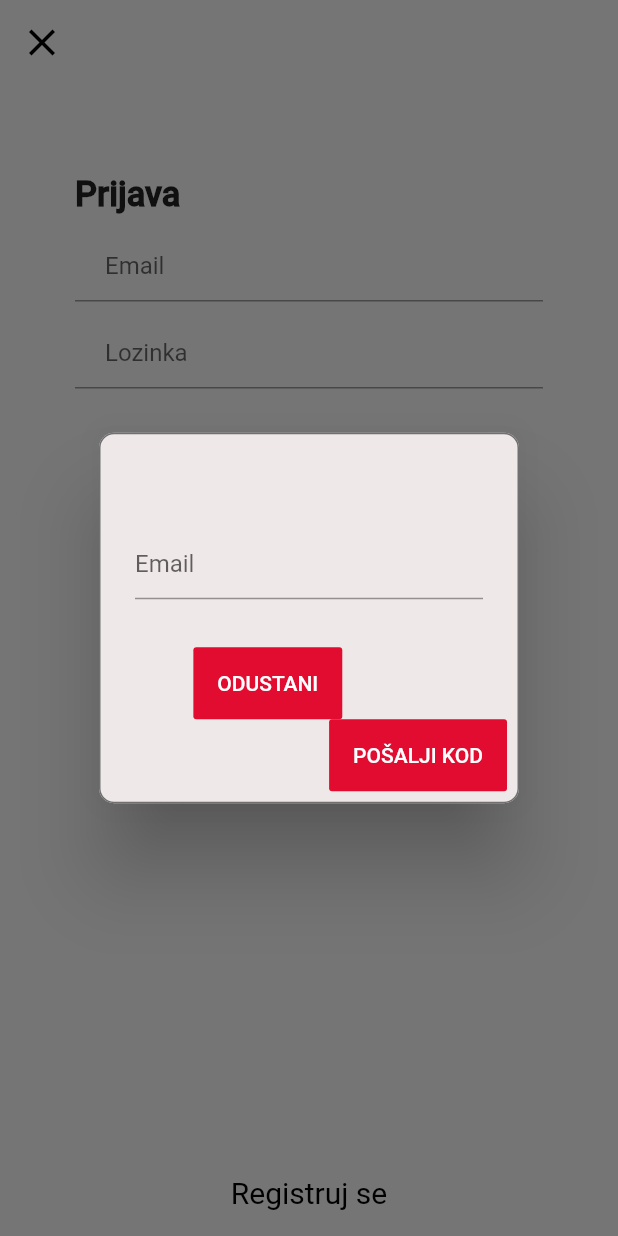
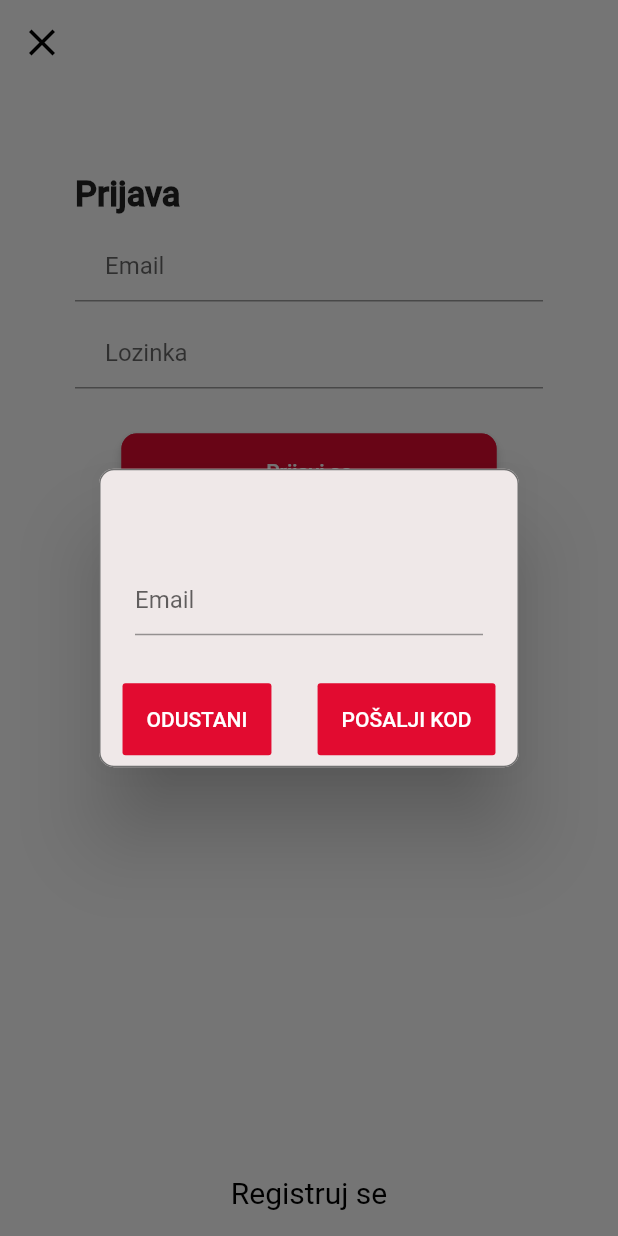
Before and after one commit to iva1j/Oglasnik, a Flutter app: the RegisterPage screen opened by its route, after a tap on "Prijavi se", after a tap on "Zaboravili ste lozinku?", on a phone screen of 412 x 824 dp. Run offline on Flutter 3.47's test engine with Material 2 defaults, Android fonts, the phone set to English and light mode, and no system bars; our stand-ins replace cloud_firestore, firebase_auth, random_string; missing offline and left inert: fab_circular_menu, mailgun; accounts and stored records are empty.

Commit message:
AlertDialog refactored - text and colors

```diff
--- a/lib/main.dart
+++ b/lib/main.dart
@@ -31,7 +31,7 @@ class MyApp extends StatelessWidget {
         debugShowCheckedModeBanner: false,
         title: 'Flutter Demo',
         theme: buildThemeData(),
-        home: AnonymouseHome(),
+        home: SigninPage(),
         routes: {
           "/back": (_) => AnonymouseHome(),
           "/homeregister": (_) => RegisteredHome(),
--- /dev/null
+++ b/lib/view/SignInPage/widgets/alertDialogButtons.dart
@@ -0,0 +1,57 @@
+import 'package:Oglasnik/view/PasswordChange/pages/passwordChange.dart';
+import 'package:Oglasnik/view/SignInPage/widgets/alertdialog.dart';
+import 'package:Oglasnik/viewModel/authViewModel.dart';
+import 'package:flutter/material.dart';
+
+class AlertDialogButtons extends StatelessWidget {
+  const AlertDialogButtons({
+    Key key,
+  }) : super(key: key);
+
+  @override
+  Widget build(BuildContext context) {
+    return Row(mainAxisAlignment: MainAxisAlignment.spaceAround,
+        //crossAxisAlignment: CrossAxisAlignment.start,
+        children: <Widget>[
+          Container(
+            child: FlatButton(
+              shape: RoundedRectangleBorder(
+                  borderRadius: BorderRadius.circular(2.0)),
+              color: Color.fromARGB(255, 226, 11, 48),
+              child: Text(
+                'ODUSTANI',
+                style: TextStyle(
+                    color: Colors.white,
+                    fontFamily: 'Roboto',
+                    fontSize: 14),
+              ),
+              onPressed: () {
+                Navigator.of(context).pop();
+              },
+            ),
+          ),
+          Container(
+              child: AuthService()
+                  .tokenExistOrNot(context, emailAlertDialog, token)),
+          Container(
+            child: FlatButton(
+                shape: RoundedRectangleBorder(
+                    borderRadius: BorderRadius.circular(2.0)),
+                color: Color.fromARGB(255, 226, 11, 48),
+                child: Text(
+                  'POŠALJI KOD',
+                  style: TextStyle(
+                      color: Colors.white,
+                      fontFamily: 'Roboto',
+                      fontSize: 14),
+                ),
+                onPressed: () {
+                  emailAlertDialog =
+                      emailInputControllerAlertDialog.text;
+                  AuthService().onPressedAlertDialog(
+                      context, emailAlertDialog, tokenCode);
+                }),
+          ),
+        ]);
+  }
+}
--- a/lib/view/SignInPage/widgets/alertdialog.dart
+++ b/lib/view/SignInPage/widgets/alertdialog.dart
@@ -1,68 +1,26 @@
-import 'package:Oglasnik/utils/strings.dart';
+import 'package:Oglasnik/utils/colorThemes.dart';
 import 'package:Oglasnik/utils/validation.dart';
-import 'package:Oglasnik/view/PasswordChange/pages/passwordChange.dart';
-import 'package:cloud_firestore/cloud_firestore.dart';
+import 'package:Oglasnik/view/SignInPage/widgets/alertDialogButtons.dart';
 import 'package:flutter/material.dart';
-import 'package:Oglasnik/viewModel/authViewModel.dart';
 import 'package:random_string/random_string.dart';
-import 'package:mailgun/mailgun.dart';
-
-var mailgun = MailgunMailer(
-    domain: "sandbox1ea206ede0f448c4a2bc5328e3eb28f3.mailgun.org",
-    apiKey: "181a12651b6077cace838e5fff2d360f-913a5827-cb8d41fb");
 
 final GlobalKey<FormState> alertDialogKey = GlobalKey<FormState>();
-final TextEditingController emailInputController = new TextEditingController();
+final TextEditingController emailInputControllerAlertDialog =
+    new TextEditingController();
+String emailAlertDialog;
 String tokenCode = randomAlphaNumeric(5);
-Future<void> sendemail() async {
-  var response = await mailgun.send(
-      from: 'faruk.cidic@gmail.com',
-      to: [emailInputController.text],
-      subject: "Zaboravili ste lozinku? ",
-      text: "Token za resetovanje lozinke je: " + tokenCode);
-  print(response);
-}
-
-//best case for checking user
-Future<bool> userExistingorNot(String email) async {
-  final QuerySnapshot result = await Firestore.instance
-      .collection('firestoreUsers')
-      .where('email', isEqualTo: email)
-      .limit(1)
-      .getDocuments();
-  final List<DocumentSnapshot> documents = result.documents;
-  print("documents - Alert Dialog = " + documents.length.toString());
-  documents.length.toString() == '1' ? status = true : status = false;
-  print('status email-a unešenog na AlerDialogu: ' + status.toString());
-  return documents.length == 1;
-}
-
-checkStatus(BuildContext context, String email) {
-  FutureBuilder(
-      future: AuthService().userExistingorNot(email),
-      builder: (BuildContext context, AsyncSnapshot snapshot) {
-        if (snapshot.hasData) {
-          print('korisnik postoji');
-          return Container();
-        } else {
-          print('korisnik nije u bazi');
-          return Container();
-        }
-      });
-}
 
 displayDialog(BuildContext context) async {
-  String email;
   return showDialog(
       context: context,
       builder: (context) {
         return AlertDialog(
           key: alertDialogKey,
-          backgroundColor: Color.fromARGB(255, 239, 232, 232),
+          backgroundColor: alertDialogBgColor,
           shape: RoundedRectangleBorder(
             borderRadius: BorderRadius.circular(10.0),
             side: BorderSide(
-              color: Color.fromRGBO(112, 112, 112, 100),
+              color: alertDialogBorderColor,
             ),
           ),
           content: Container(
@@ -73,58 +31,11 @@ displayDialog(BuildContext context) async {
               ),
               keyboardType: TextInputType.visiblePassword,
               validator: emailValidator,
-              controller: emailInputController,
+              controller: emailInputControllerAlertDialog,
             ),
           ),
           actions: <Widget>[
-            Row(
-                mainAxisAlignment: MainAxisAlignment.spaceEvenly,
-                crossAxisAlignment: CrossAxisAlignment.start,
-                children: <Widget>[
-                  Container(
-                    //margin: EdgeInsets.only(right: 15.0),
-                    child: new FlatButton(
-                      shape: RoundedRectangleBorder(
-                          borderRadius: BorderRadius.circular(2.0)),
-                      color: Color.fromARGB(255, 226, 11, 48),
-                      child: new Text(
-                        'ODUSTANI',
-                        style: TextStyle(
-                            color: Colors.white,
-                            fontFamily: 'Roboto',
-                            fontSize: 14),
-                      ),
-                      onPressed: () {
-                        Navigator.of(context).pop();
-                      },
-                    ),
-                  ),
-                  Container(
-                      child:
-                          AuthService().tokenExistOrNot(context, email, token)),
-                ]),
-            Container(
-              //margin: EdgeInsets.only(right: 25.0),
-              child: new FlatButton(
-                  shape: RoundedRectangleBorder(
-                      borderRadius: BorderRadius.circular(2.0)),
-                  color: Color.fromARGB(255, 226, 11, 48),
-                  child: new Text(
-                    'POŠALJI KOD',
-                    style: TextStyle(
-                        color: Colors.white,
-                        fontFamily: 'Roboto',
-                        fontSize: 14),
-                  ),
-                  onPressed: () {
-                    //#TODO
-// 1. Napraviti validaciju koja NE DOZVOLJAVA prolaz ukoliko email nije u bazi (AuthService().userExistingorNot -> metoda koja to provjerava; pogledati rezultat vraćanja metode, kako bi ispravno validaciju podesili)
-// 2. email validacija nije implementirana (gmail.con može proći)
-                    email = emailInputController.text;
-                    AuthService()
-                        .onPressedAlertDialog(context, email, tokenCode);
-                  }),
-            ),
+            AlertDialogButtons(),
           ],
         );
       });
--- a/lib/viewModel/authViewModel.dart
+++ b/lib/viewModel/authViewModel.dart
@@ -3,6 +3,7 @@ import 'package:Oglasnik/model/userModel.dart';
 import 'package:Oglasnik/utils/strings.dart';
 import 'package:Oglasnik/view/PasswordChange/pages/passwordChange.dart';
 import 'package:Oglasnik/view/SignInPage/widgets/alertdialog.dart';
+import 'package:Oglasnik/view/SignInPage/widgets/sendMail.dart';
 import 'package:cloud_firestore/cloud_firestore.dart';
 import 'package:firebase_auth/firebase_auth.dart';
 import 'package:flutter/cupertino.dart';
```
Also changed, not shown: lib/utils/colorThemes.dart (+8 -3 lines), lib/view/SignInPage/widgets/sendMail.dart (+17 -9 lines), 1 other file.
